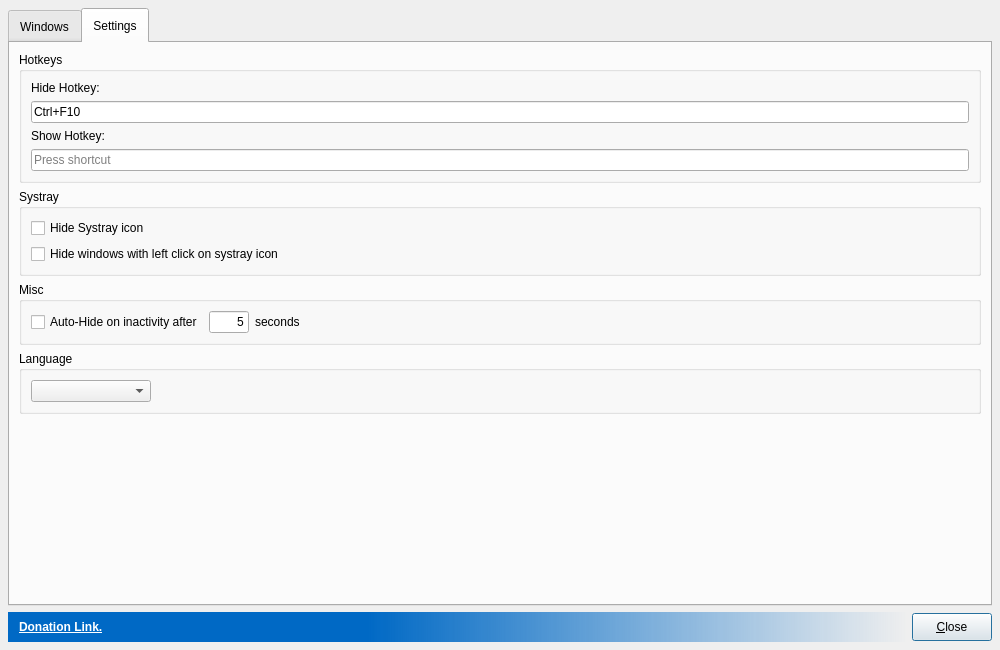
Qt form src/bosskeydialog.ui (solaristhesun/bosskey) before a commit.
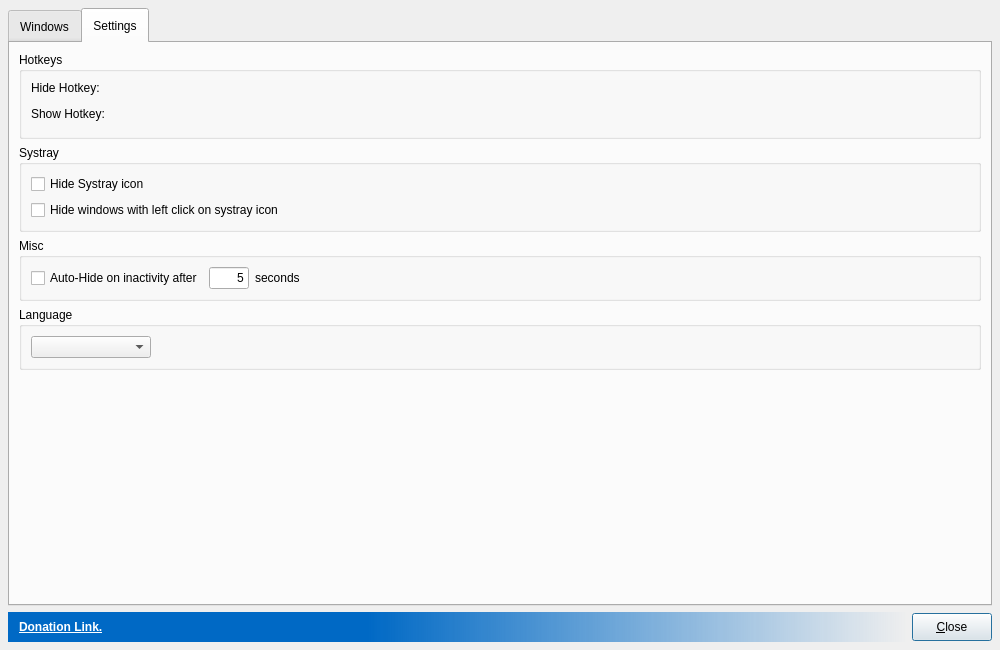
The same form after that commit. The open tabs and pages were chosen to show the change. Icons and pictures are not drawn. Custom widgets are drawn as their Qt base class.

```diff
--- a/src/bosskeydialog.ui
+++ b/src/bosskeydialog.ui
@@ -18,7 +18,9 @@
     <normaloff>:/appicon/leader.svg</normaloff>:/appicon/leader.svg</iconset>
   </property>
   <property name="styleSheet">
-   <string notr="true">QPushButton { height: 20px;}</string>
+   <string notr="true">QPushButton { height: 20px;}
+QTabBar::tab { height: 35px; }
+</string>
   </property>
   <property name="sizeGripEnabled">
    <bool>false</bool>
@@ -45,7 +47,7 @@
    <item>
     <widget class="QTabWidget" name="tabWidget">
      <property name="styleSheet">
-      <string notr="true">QTabBar::tab { height: 35px; }</string>
+      <string notr="true"/>
      </property>
      <property name="tabPosition">
       <enum>QTabWidget::North</enum>
@@ -502,11 +504,7 @@
            </widget>
           </item>
           <item>
-           <widget class="SingleKeySequenceEdit" name="keySequenceEdit">
-            <property name="keySequence">
-             <string notr="true">Ctrl+F10</string>
-            </property>
-           </widget>
+           <widget class="KeySequenceWidget" name="keySequenceEditHide" native="true"/>
           </item>
           <item>
            <widget class="QLabel" name="label_4">
@@ -516,7 +514,7 @@
            </widget>
           </item>
           <item>
-           <widget class="SingleKeySequenceEdit" name="keySequenceEdit_2"/>
+           <widget class="KeySequenceWidget" name="keySequenceEditShow" native="true"/>
           </item>
          </layout>
         </widget>
@@ -710,11 +708,6 @@
   </action>
  </widget>
  <customwidgets>
-  <customwidget>
-   <class>SingleKeySequenceEdit</class>
-   <extends>QKeySequenceEdit</extends>
-   <header>widgets/singlekeysequenceedit.h</header>
-  </customwidget>
   <customwidget>
    <class>TableView</class>
    <extends>QTableView</extends>
@@ -724,6 +717,15 @@
     <slot>removeCurrentItem()</slot>
    </slots>
   </customwidget>
+  <customwidget>
+   <class>KeySequenceWidget</class>
+   <extends>QWidget</extends>
+   <header>widgets/keysequencewidget.h</header>
+   <container>1</container>
+   <slots>
+    <signal>editingFinished()</signal>
+   </slots>
+  </customwidget>
  </customwidgets>
  <resources>
   <include location="../assets/bosskey.qrc"/>
```
Left out of the diff: 39 changed lines with no effect on the pictures.
